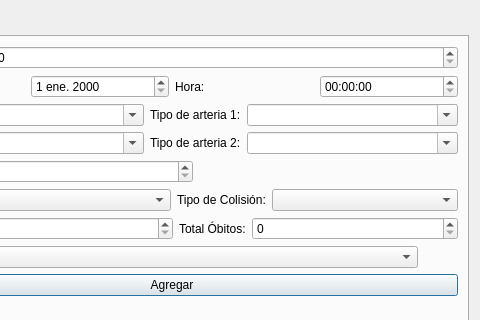
The window that designer/gui_feu.ui (IvanBodnar/feu) describes before a commit, drawn with Qt 5; both pictures show x 136 to 616 and y 0 to 320 of the 616 by 749 pixel window.
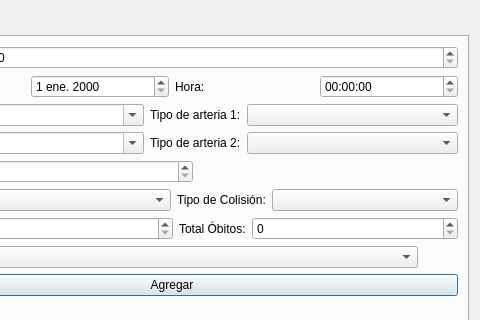
The same window after the commit.

What changed in the file:
```diff
--- a/designer/gui_feu.ui
+++ b/designer/gui_feu.ui
@@ -156,14 +156,14 @@
          <item row="0" column="3">
           <widget class="QComboBox" name="tipoArteria1_comboBox">
            <property name="editable">
-            <bool>true</bool>
+            <bool>false</bool>
            </property>
           </widget>
          </item>
          <item row="1" column="3">
           <widget class="QComboBox" name="tipoArteria2_comboBox">
            <property name="editable">
-            <bool>true</bool>
+            <bool>false</bool>
            </property>
           </widget>
          </item>
```
